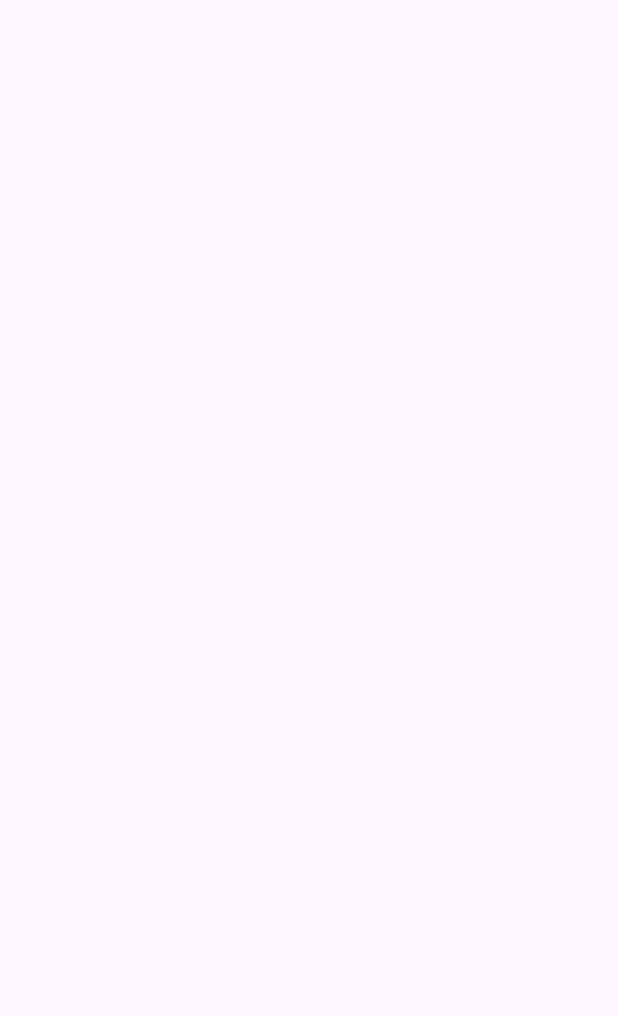
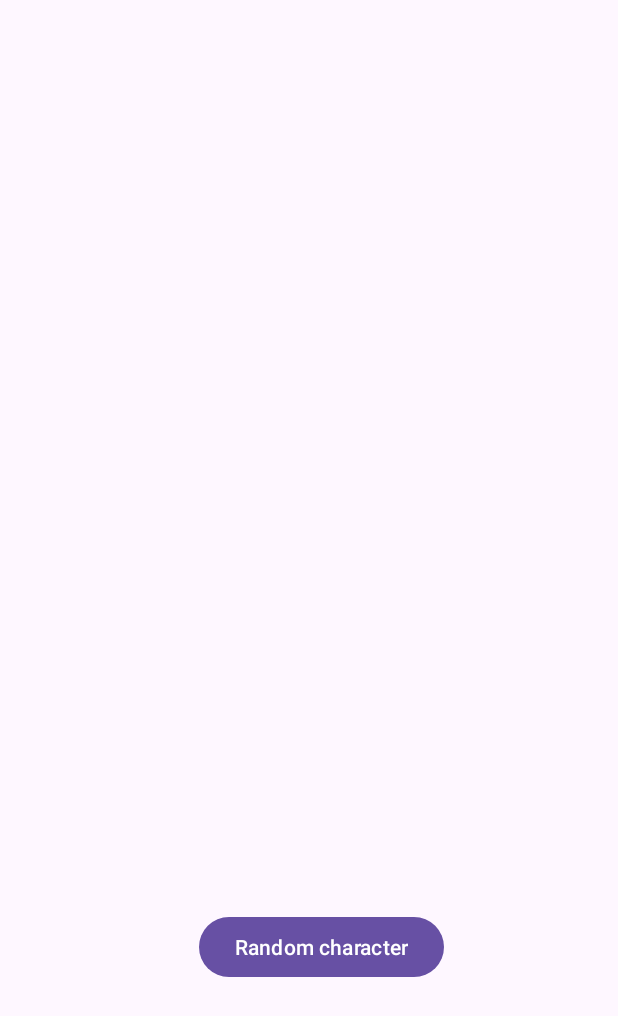
Before and after one commit to StanAtilovich/harry_potter_and_retrofit, an Android app: the screen it shows after launch (MainActivity), on a phone screen of 412 x 824 dp. Before the commit the part shown is empty. Shown: the top 1016 px of the screen. Run offline under Robolectric (Android 15) with nearby library versions, the phone set to English and light mode, and no system bars; pictures from the network do not load.

Commit message:
Finish Project

```diff
--- a/app/build.gradle
+++ b/app/build.gradle
@@ -57,7 +57,7 @@ dependencies {
     //OkHttp
     implementation 'com.squareup.okhttp3:okhttp:4.11.0'
     implementation 'com.squareup.okhttp3:logging-interceptor:5.0.0-alpha.10'
-    //Coil
+    //Coil загрузка картинок типа glide
     implementation 'io.coil-kt:coil:0.13.0'
 
     testImplementation 'junit:junit:4.13.2'
--- a/app/src/main/java/stan_atilovich/harry_potter_and_retrofit/data/NetWorkApi.kt
+++ b/app/src/main/java/stan_atilovich/harry_potter_and_retrofit/data/NetWorkApi.kt
@@ -1,14 +1,11 @@
 package stan_atilovich.harry_potter_and_retrofit.data
 
-import okhttp3.OkHttpClient
-import okhttp3.logging.HttpLoggingInterceptor
 import retrofit2.Retrofit
 import retrofit2.converter.moshi.MoshiConverterFactory
 import retrofit2.http.GET
 import retrofit2.http.Path
-import retrofit2.http.Query
 import stan_atilovich.harry_potter_and_retrofit.data.dto.CharacterDto
-import java.util.concurrent.TimeUnit
+
 
 
 const val BASE_URL = "https://harry-potter-api-en.onrender.com"
--- a/app/src/main/java/stan_atilovich/harry_potter_and_retrofit/domain/model/usecase/GetCharacterUseCase.kt
+++ b/app/src/main/java/stan_atilovich/harry_potter_and_retrofit/domain/model/usecase/GetCharacterUseCase.kt
@@ -6,7 +6,7 @@ import stan_atilovich.harry_potter_and_retrofit.domain.model.repository.Characte
 class GetCharacterUseCase(
     private val repo: CharacterRepository
 ) {
-    suspend fun getCharacter(id: Int): CharacterModel {
+    suspend fun getCharacter(id: Int = 1): CharacterModel {
         return repo.getCharacterById(id)
-    }
+             }
 }
--- a/app/src/main/java/stan_atilovich/harry_potter_and_retrofit/presentation/MainFragment.kt
+++ b/app/src/main/java/stan_atilovich/harry_potter_and_retrofit/presentation/MainFragment.kt
@@ -1,25 +1,24 @@
 package stan_atilovich.harry_potter_and_retrofit.presentation
 
 import android.os.Bundle
-import android.util.Log
 import android.view.LayoutInflater
 import android.view.View
 import android.view.ViewGroup
+import androidx.core.view.isVisible
 import androidx.fragment.app.Fragment
 import androidx.fragment.app.viewModels
 import androidx.lifecycle.lifecycleScope
-import com.google.gson.Gson
-import com.squareup.moshi.Moshi
+import coil.load
 import kotlinx.coroutines.launch
-import stan_atilovich.harry_potter_and_retrofit.data.CharacterRepositoryImpl
-import stan_atilovich.harry_potter_and_retrofit.data.dto.CharacterDto
 import stan_atilovich.harry_potter_and_retrofit.databinding.FragmentMainBinding
-import stan_atilovich.harry_potter_and_retrofit.domain.model.repository.CharacterRepository
+
 
 private val TAG = "MainFragment555"
 
 class MainFragment : Fragment() {
-    private val viewModel: MainViewModel by viewModels()
+    private val viewModel: MainViewModel by viewModels {
+        MainViewModelFactory()
+    }
 
     private var _binding: FragmentMainBinding? = null
     private val binding get() = _binding!!
@@ -39,9 +38,20 @@ class MainFragment : Fragment() {
             viewModel.character.collect {
                 binding.tvName.text = it.name
                 binding.tvHouse.text = it.hogwartsHouse
+                binding.imageCharacter.load(it.imageUrl)
             }
         }
+        viewLifecycleOwner.lifecycleScope.launch {
+            viewModel.state.collect {
+                binding.progressBar.isVisible = it is ProgressState.Loading
+            }
+        }
+
+        binding.buttonRandomCharacter.setOnClickListener {
+            viewModel.randomCharacter()
+        }
     }
+
     override fun onDestroyView() {
         super.onDestroyView()
         _binding = null
--- a/app/src/main/java/stan_atilovich/harry_potter_and_retrofit/presentation/MainViewModel.kt
+++ b/app/src/main/java/stan_atilovich/harry_potter_and_retrofit/presentation/MainViewModel.kt
@@ -11,26 +11,51 @@ import stan_atilovich.harry_potter_and_retrofit.domain.model.model2.CharacterMod
 import stan_atilovich.harry_potter_and_retrofit.domain.model.usecase.GetCharacterListUseCase
 import stan_atilovich.harry_potter_and_retrofit.domain.model.usecase.GetCharacterUseCase
 
+
 private const val TAG = "MainViewModel555"
 
-class MainViewModel : ViewModel() {
-    private val repository = CharacterRepositoryImpl()
+class MainViewModel(
+    private val repository: CharacterRepositoryImpl,
+    private val getCharacterListUseCase: GetCharacterListUseCase,
+    private val getCharacterUseCase: GetCharacterUseCase
+) : ViewModel() {
 
-    private val getCharacterListUseCase = GetCharacterListUseCase(repository)
-    private val getCharacterUseCase = GetCharacterUseCase(repository)
+    private var _state: MutableStateFlow<ProgressState> = MutableStateFlow(ProgressState.Success)
+    var state = _state.asStateFlow()
 
     private var _character: MutableStateFlow<CharacterModel> =
         MutableStateFlow(CharacterModel())
     var character = _character.asStateFlow()
 
+    private var _characterList: MutableStateFlow<List<CharacterModel>> =
+        MutableStateFlow(mutableListOf())
+    var characterList = _characterList.asStateFlow()
+
     init {
         viewModelScope.launch {
+            _state.value = ProgressState.Loading
             try {
-                _character.value = getCharacterUseCase.getCharacter(1)
+             _character.value = getCharacterUseCase.getCharacter(1)
+             _characterList.value = getCharacterListUseCase.getCharacterList()
             } catch (t: Throwable) {
-                Log.e(TAG,"${t.message}",t)
+                Log.e(TAG, "${t.message}", t)
             }
-
+            _state.value = ProgressState.Success
         }
     }
+
+    fun randomCharacter() {
+           _character.value = _characterList.value.random()
+        viewModelScope.launch {
+            _state.value = ProgressState.Loading
+            try {
+                val listSize = _characterList.value.size
+             // _character.value = getCharacterUseCase.getCharacter((1..listSize).random())
+            } catch (t: Throwable) {
+                Log.e(TAG, "${t.message}", t)
+            }
+            _state.value = ProgressState.Success
+        }
+
+    }
 }
--- /dev/null
+++ b/app/src/main/java/stan_atilovich/harry_potter_and_retrofit/presentation/MainViewModelFactory.kt
@@ -0,0 +1,19 @@
+package stan_atilovich.harry_potter_and_retrofit.presentation
+
+import androidx.lifecycle.ViewModel
+import androidx.lifecycle.ViewModelProvider
+import stan_atilovich.harry_potter_and_retrofit.data.CharacterRepositoryImpl
+import stan_atilovich.harry_potter_and_retrofit.domain.model.usecase.GetCharacterListUseCase
+import stan_atilovich.harry_potter_and_retrofit.domain.model.usecase.GetCharacterUseCase
+
+class MainViewModelFactory: ViewModelProvider.Factory {
+    override fun <T : ViewModel> create(modelClass: Class<T>): T {
+        if (modelClass.isAssignableFrom(MainViewModel::class.java)){
+           val repo = CharacterRepositoryImpl()
+                 val useCase = GetCharacterUseCase(repo)
+                     val useCase2 = GetCharacterListUseCase(repo)
+            return MainViewModel(repo,useCase2,useCase) as T
+        }
+        throw IllegalArgumentException("неизвестное имя классса")
+    }
+}
--- /dev/null
+++ b/app/src/main/java/stan_atilovich/harry_potter_and_retrofit/presentation/ProgressState.kt
@@ -0,0 +1,6 @@
+package stan_atilovich.harry_potter_and_retrofit.presentation
+
+sealed class ProgressState{
+    object Loading: ProgressState()
+    object Success: ProgressState()
+}
--- a/app/src/main/res/layout/fragment_main.xml
+++ b/app/src/main/res/layout/fragment_main.xml
@@ -8,7 +8,7 @@
     tools:context=".presentation.MainFragment">
 
     <androidx.appcompat.widget.AppCompatImageView
-        android:id="@+id/imageView"
+        android:id="@+id/image_character"
         android:layout_width="wrap_content"
         android:layout_height="wrap_content"
         android:layout_marginStart="16dp"
@@ -42,4 +42,26 @@
         app:layout_constraintStart_toStartOf="parent"
         app:layout_constraintTop_toBottomOf="@+id/tv_name" />
 
+    <Button
+        android:id="@+id/buttonRandomCharacter"
+        android:layout_width="wrap_content"
+        android:layout_height="wrap_content"
+        android:layout_marginStart="16dp"
+        android:layout_marginTop="150dp"
+        android:text="@string/button_text"
+        app:layout_constraintEnd_toEndOf="parent"
+        app:layout_constraintStart_toStartOf="parent"
+        app:layout_constraintTop_toBottomOf="@+id/tv_house" />
+
+    <ProgressBar
+        android:id="@+id/progressBar"
+        style="?android:attr/progressBarStyle"
+        android:layout_width="wrap_content"
+        android:layout_height="wrap_content"
+        android:layout_marginStart="16dp"
+        app:layout_constraintBottom_toBottomOf="@+id/buttonRandomCharacter"
+        app:layout_constraintEnd_toEndOf="parent"
+        app:layout_constraintStart_toEndOf="@+id/buttonRandomCharacter"
+        app:layout_constraintTop_toTopOf="@+id/buttonRandomCharacter" />
+
 </androidx.constraintlayout.widget.ConstraintLayout>
--- a/app/src/main/res/values/strings.xml
+++ b/app/src/main/res/values/strings.xml
@@ -1,4 +1,5 @@
 <resources>
     <string name="app_name">harry_potter_and_retrofit</string>
     <string name="mainfragment">MainFragment</string>
+    <string name="button_text">Random character</string>
 </resources>
```
